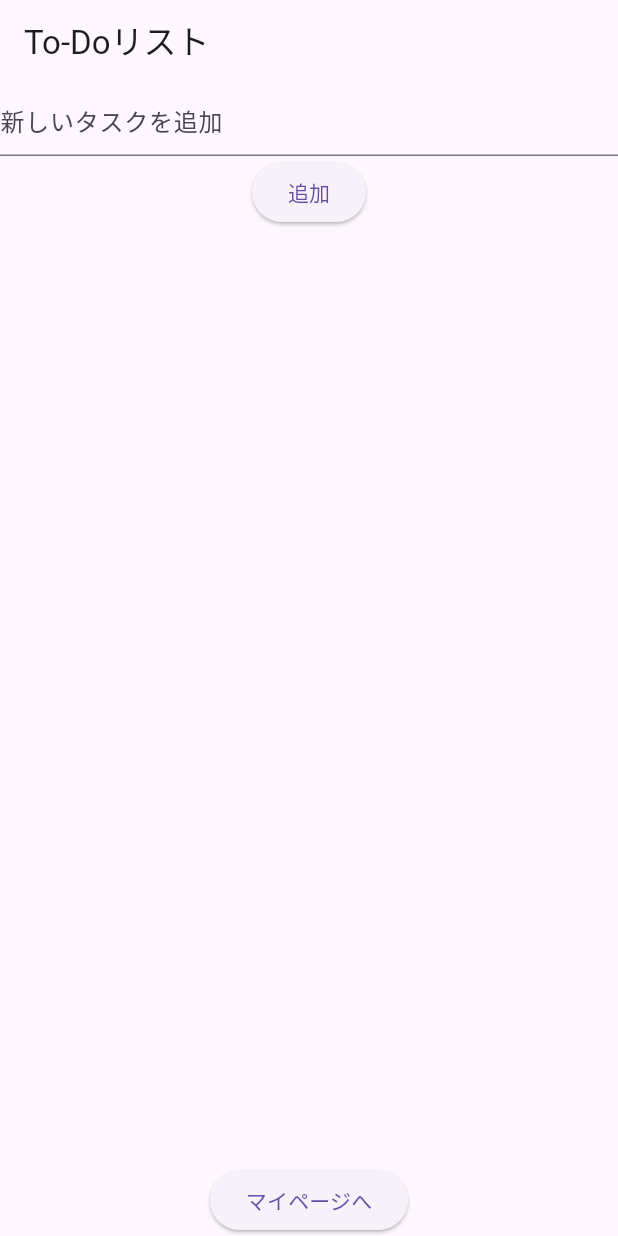
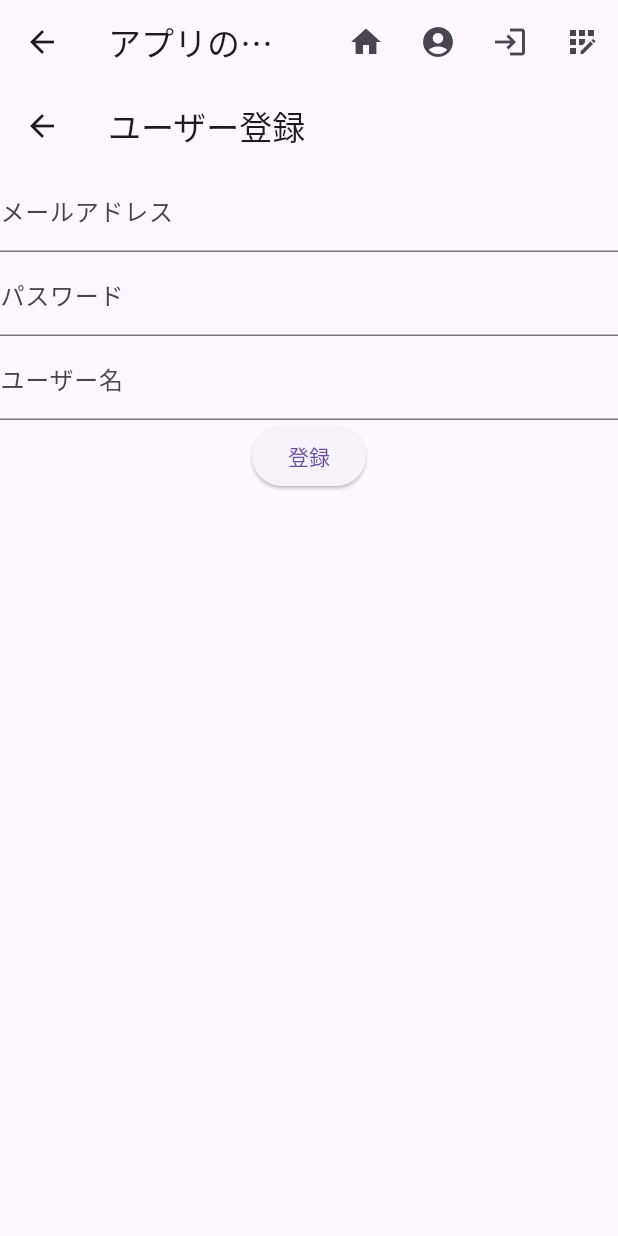
Before and after one commit to tomohidearakawa/flutter_app, a Flutter app: the screen it shows after launch, on a phone screen of 412 x 824 dp. Run offline on Flutter 3.47's test engine with Material 3 defaults, Android fonts, the phone set to English and light mode, and no system bars; our stand-ins replace cloud_firestore, firebase_auth, firebase_core; accounts and stored records are empty.

```diff
--- a/lib/main.dart
+++ b/lib/main.dart
@@ -1,7 +1,49 @@
 import 'package:flutter/material.dart';
+import 'package:firebase_core/firebase_core.dart';
+import 'firebase_options.dart';
+import 'package:firebase_auth/firebase_auth.dart';
+import 'package:cloud_firestore/cloud_firestore.dart';
 
-void main() {
+void main() async {
+  WidgetsFlutterBinding.ensureInitialized();
+  await Firebase.initializeApp(
+    options: DefaultFirebaseOptions.currentPlatform,
+  );
   runApp(MyApp());
+}
+
+// ナビゲーションバーを持つベースページ
+class BasePage extends StatelessWidget {
+  final Widget child;
+  BasePage({required this.child});
+
+  @override
+  Widget build(BuildContext context) {
+    return Scaffold(
+      appBar: AppBar(
+        title: Text('アプリのタイトル'),
+        actions: <Widget>[
+          IconButton(
+            icon: Icon(Icons.home),
+            onPressed: () => Navigator.pushReplacementNamed(context, '/'),
+          ),
+          IconButton(
+            icon: Icon(Icons.account_circle),
+            onPressed: () => Navigator.pushReplacementNamed(context, '/my_page'),
+          ),
+          IconButton(
+            icon: Icon(Icons.login),
+            onPressed: () => Navigator.pushReplacementNamed(context, '/login'),
+          ),
+          IconButton(
+            icon: Icon(Icons.app_registration),
+            onPressed: () => Navigator.pushReplacementNamed(context, '/signup'),
+          ),
+        ],
+      ),
+      body: child,
+    );
+  }
 }
 
 class MyApp extends StatelessWidget {
@@ -12,16 +54,17 @@ class MyApp extends StatelessWidget {
       theme: ThemeData(
         primarySwatch: Colors.blue,
       ),
-      // 名前付きルートの追加
       routes: {
-        '/': (context) => ToDoList(),
-        '/my_page': (context) => MyPage(), // マイページのルートを追加
+        '/': (context) => BasePage(child: ToDoList()),
+        '/my_page': (context) => BasePage(child: MyPage()),
+        '/login': (context) => BasePage(child: LoginPage()),
+        '/signup': (context) => BasePage(child: SignUpPage()),
       },
-      // 初期ルートを設定
-      initialRoute: '/',
+      initialRoute: '/signup',
     );
   }
 }
+
 
 
 class ToDoList extends StatefulWidget {
@@ -77,11 +120,49 @@ class _ToDoListState extends State<ToDoList> {
               },
             ),
           ),
+        ],
+      ),
+    );
+  }
+}
+
+// ログインページ
+class LoginPage extends StatelessWidget {
+  final TextEditingController emailController = TextEditingController();
+  final TextEditingController passwordController = TextEditingController();
+
+  @override
+  Widget build(BuildContext context) {
+    return Scaffold(
+      appBar: AppBar(
+        title: Text('ログイン'),
+      ),
+      body: Column(
+        children: <Widget>[
+          TextField(
+            controller: emailController,
+            decoration: InputDecoration(labelText: 'メールアドレス'),
+          ),
+          TextField(
+            controller: passwordController,
+            obscureText: true,
+            decoration: InputDecoration(labelText: 'パスワード'),
+          ),
           ElevatedButton(
-            onPressed: () {
-              Navigator.pushNamed(context, '/my_page'); // マイページに遷移
+            onPressed: () async {
+              // ログイン処理
+              try {
+                UserCredential userCredential = await FirebaseAuth.instance.signInWithEmailAndPassword(
+                  email: emailController.text,
+                  password: passwordController.text,
+                );
+                Navigator.pushReplacementNamed(context, '/'); // ホームページに遷移
+              } on FirebaseAuthException catch (e) {
+                // エラー処理
+                print(e.message);
+              }
             },
-            child: Text('マイページへ'),
+            child: Text('ログイン'),
           ),
         ],
       ),
@@ -89,7 +170,83 @@ class _ToDoListState extends State<ToDoList> {
   }
 }
 
-class MyPage extends StatelessWidget {
+class SignUpPage extends StatelessWidget {
+  final TextEditingController emailController = TextEditingController();
+  final TextEditingController passwordController = TextEditingController();
+  final TextEditingController usernameController = TextEditingController();
+
+  @override
+  Widget build(BuildContext context) {
+    return Scaffold(
+      appBar: AppBar(
+        title: Text('ユーザー登録'),
+      ),
+      body: Column(
+        children: <Widget>[
+          TextField(
+            controller: emailController,
+            decoration: InputDecoration(labelText: 'メールアドレス'),
+          ),
+          TextField(
+            controller: passwordController,
+            obscureText: true,
+            decoration: InputDecoration(labelText: 'パスワード'),
+          ),
+          TextField(
+            controller: usernameController,
+            decoration: InputDecoration(labelText: 'ユーザー名'),
+          ),
+          ElevatedButton(
+            onPressed: () async {
+              try {
+                UserCredential userCredential = await FirebaseAuth.instance.createUserWithEmailAndPassword(
+                  email: emailController.text,
+                  password: passwordController.text,
+                );
+                // Firestoreにユーザー名を保存
+                await FirebaseFirestore.instance.collection('users').doc(userCredential.user!.uid).set({
+                  'username': usernameController.text,
+                });
+                // 登録成功後、トップページに遷移
+                Navigator.pushReplacementNamed(context, '/');
+              } on FirebaseAuthException catch (e) {
+                ScaffoldMessenger.of(context).showSnackBar(
+                  SnackBar(content: Text('エラー: ${e.message}')),
+                );
+              }
+            },
+            child: Text('登録'),
+          ),
+        ],
+      ),
+    );
+  }
+}
+
+class MyPage extends StatefulWidget {
+  @override
+  _MyPageState createState() => _MyPageState();
+}
+
+class _MyPageState extends State<MyPage> {
+  String username = '';
+
+  @override
+  void initState() {
+    super.initState();
+    fetchUserData();
+  }
+
+  Future<void> fetchUserData() async {
+    User? currentUser = FirebaseAuth.instance.currentUser;
+    if (currentUser != null) {
+      var userDocument = await FirebaseFirestore.instance.collection('users').doc(currentUser.uid).get();
+      setState(() {
+        username = userDocument.data()?['username'] ?? '名無し';
+      });
+    }
+  }
+
   @override
   Widget build(BuildContext context) {
     return Scaffold(
@@ -97,7 +254,7 @@ class MyPage extends StatelessWidget {
         title: Text('マイページ'),
       ),
       body: Center(
-        child: Text('ここがマイページのコンテンツです。'),
+        child: Text('ようこそ、$username さん'),
       ),
     );
   }
--- a/pubspec.yaml
+++ b/pubspec.yaml
@@ -35,6 +35,9 @@ dependencies:
   # The following adds the Cupertino Icons font to your application.
   # Use with the CupertinoIcons class for iOS style icons.
   cupertino_icons: ^1.0.2
+  firebase_core: ^2.24.2
+  firebase_auth: ^4.16.0
+  cloud_firestore: ^4.14.0
 
 dev_dependencies:
   flutter_test:
```
Also changed, not shown: lib/firebase_options.dart (added), pubspec.lock, 19 other files.
